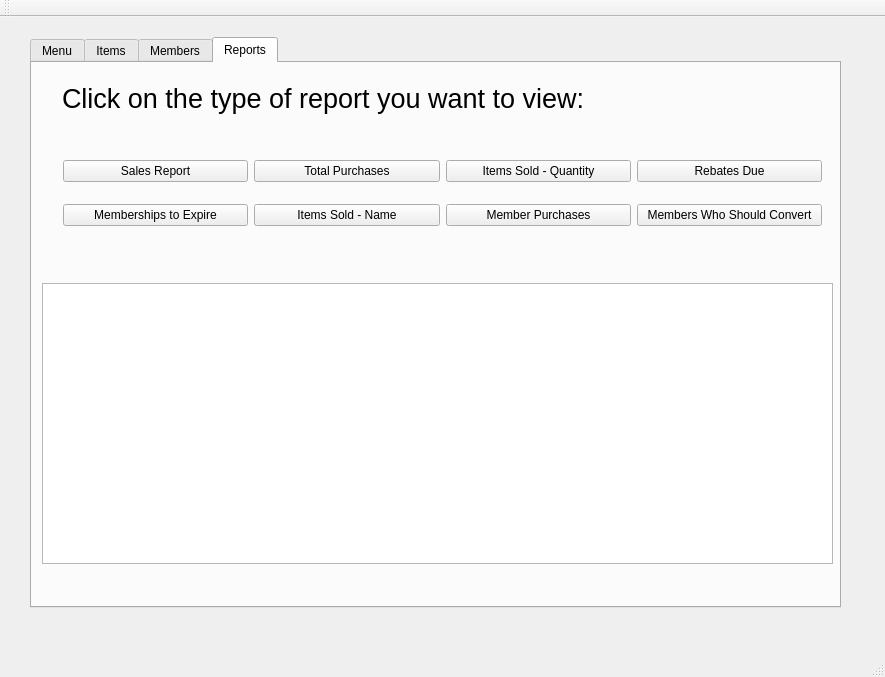
This is mainwindow.ui in JMarcu/Super-Warehouse-Store as Qt 5 draws it before an edit. The edited form follows.
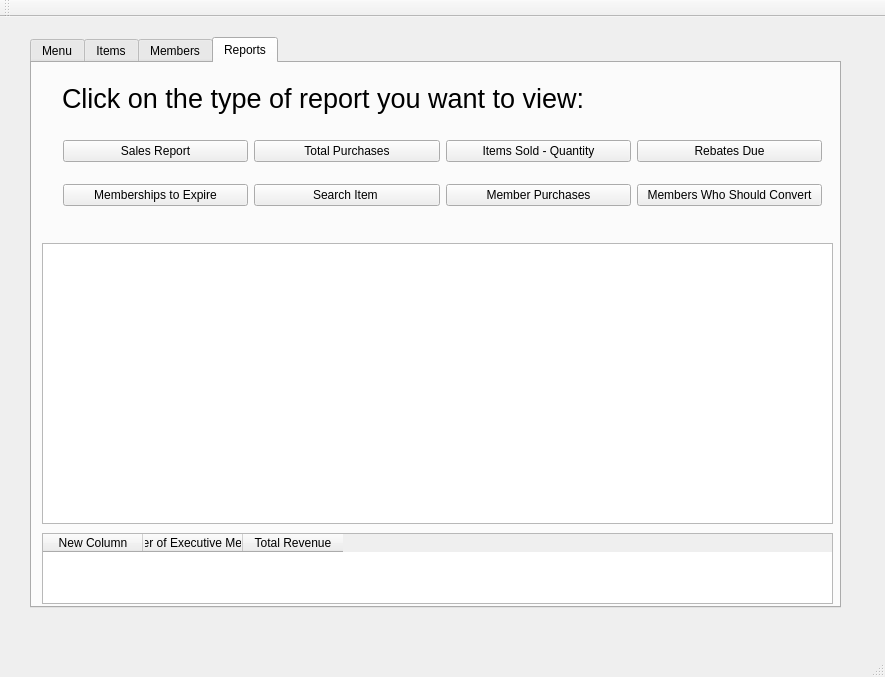
This is the edited form. The open tabs and pages were chosen to show the change.

Commit message: Changes made for input checking and displaying tables. STILL NEED TO FIX REPORTS.

Diff of the .ui file:
```diff
--- a/mainwindow.ui
+++ b/mainwindow.ui
@@ -231,7 +231,7 @@
       <property name="geometry">
        <rect>
         <x>10</x>
-        <y>220</y>
+        <y>180</y>
         <width>791</width>
         <height>281</height>
        </rect>
@@ -260,7 +260,7 @@
       <property name="geometry">
        <rect>
         <x>20</x>
-        <y>70</y>
+        <y>50</y>
         <width>781</width>
         <height>121</height>
        </rect>
@@ -304,7 +304,7 @@
        <item row="1" column="1">
         <widget class="QPushButton" name="ItemsSoldName_Button">
          <property name="text">
-          <string>Items Sold - Name</string>
+          <string>Search Item </string>
          </property>
         </widget>
        </item>
@@ -324,6 +324,31 @@
        </item>
       </layout>
      </widget>
+     <widget class="QTableWidget" name="tableWidget_SIDE">
+      <property name="geometry">
+       <rect>
+        <x>10</x>
+        <y>470</y>
+        <width>791</width>
+        <height>71</height>
+       </rect>
+      </property>
+      <column>
+       <property name="text">
+        <string>New Column</string>
+       </property>
+      </column>
+      <column>
+       <property name="text">
+        <string>Number of Executive Members</string>
+       </property>
+      </column>
+      <column>
+       <property name="text">
+        <string>Total Revenue</string>
+       </property>
+      </column>
+     </widget>
     </widget>
    </widget>
   </widget>
```
Left out of the diff: 21 changed lines with no effect on the pictures. The commit also changes 22 other files.
